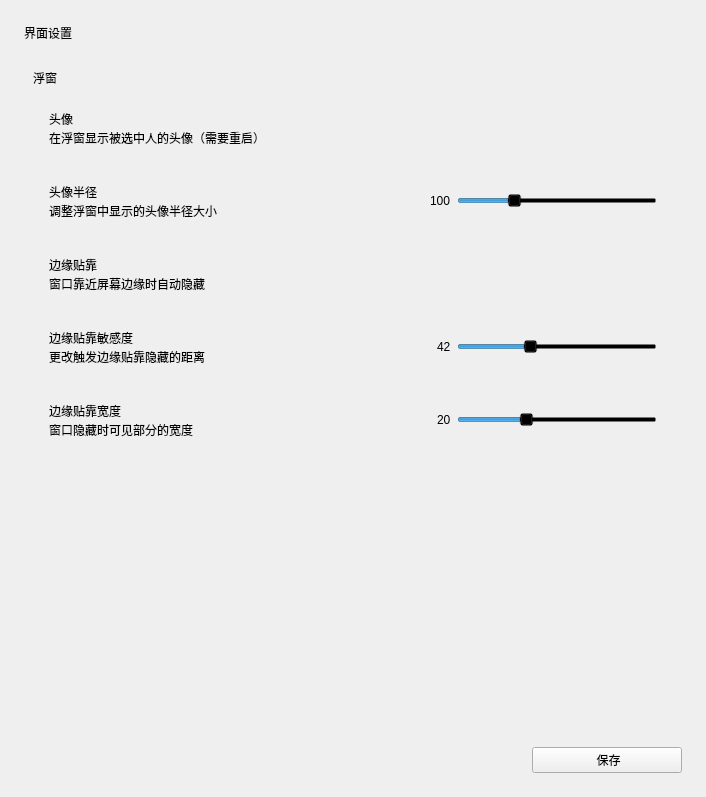
Above: ui/settings/widget.ui from windyslime/RandPicker-1 before the change. Below: the same form after it.
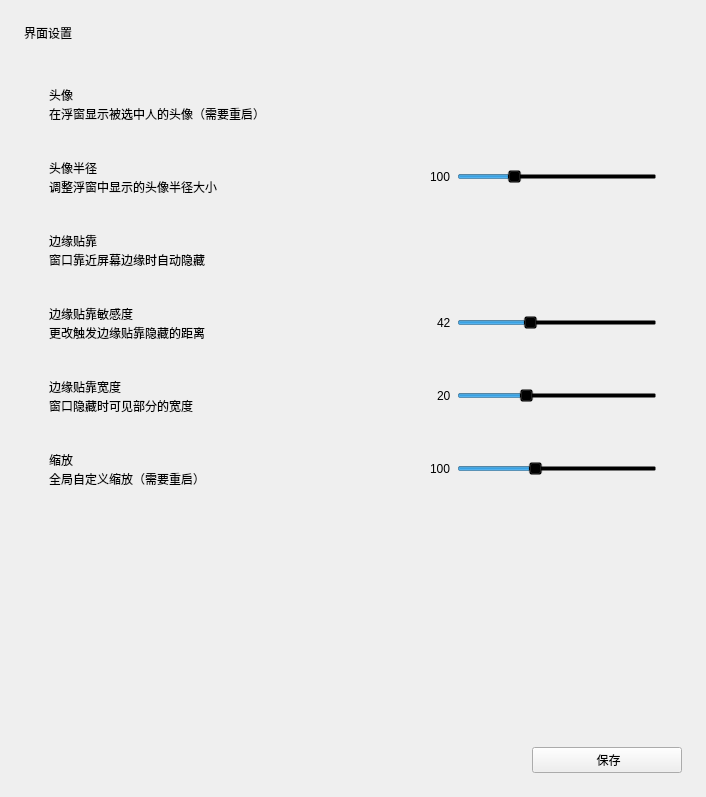
That is the form after the change. Custom widgets are drawn as their Qt base class.

Commit message: feat(settings): 调整自定义缩放

```diff
--- a/ui/settings/widget.ui
+++ b/ui/settings/widget.ui
@@ -60,13 +60,6 @@
        </rect>
       </property>
       <layout class="QVBoxLayout" name="verticalLayout_9">
-       <item>
-        <widget class="SubtitleLabel" name="SubtitleLabel">
-         <property name="text">
-          <string>浮窗</string>
-         </property>
-        </widget>
-       </item>
        <item>
         <layout class="QVBoxLayout" name="verticalLayout_3">
          <property name="spacing">
@@ -540,6 +533,115 @@
            </layout>
           </widget>
          </item>
+         <item>
+          <widget class="CardWidget" name="CardWidget_6">
+           <property name="minimumSize">
+            <size>
+             <width>0</width>
+             <height>70</height>
+            </size>
+           </property>
+           <layout class="QHBoxLayout" name="horizontalLayout_8">
+            <property name="leftMargin">
+             <number>16</number>
+            </property>
+            <property name="topMargin">
+             <number>16</number>
+            </property>
+            <property name="rightMargin">
+             <number>16</number>
+            </property>
+            <property name="bottomMargin">
+             <number>16</number>
+            </property>
+            <item>
+             <layout class="QVBoxLayout" name="verticalLayout_11">
+              <property name="spacing">
+               <number>0</number>
+              </property>
+              <item>
+               <widget class="StrongBodyLabel" name="StrongBodyLabel_8">
+                <property name="text">
+                 <string>缩放</string>
+                </property>
+               </widget>
+              </item>
+              <item>
+               <widget class="CaptionLabel" name="CaptionLabel_8">
+                <property name="text">
+                 <string>全局自定义缩放（需要重启）</string>
+                </property>
+                <property name="wordWrap">
+                 <bool>true</bool>
+                </property>
+                <property name="lightColor" stdset="0">
+                 <color alpha="150">
+                  <red>0</red>
+                  <green>0</green>
+                  <blue>0</blue>
+                 </color>
+                </property>
+                <property name="darkColor" stdset="0">
+                 <color alpha="200">
+                  <red>255</red>
+                  <green>255</green>
+                  <blue>255</blue>
+                 </color>
+                </property>
+               </widget>
+              </item>
+             </layout>
+            </item>
+            <item alignment="Qt::AlignRight">
+             <widget class="BodyLabel" name="scale_label">
+              <property name="maximumSize">
+               <size>
+                <width>40</width>
+                <height>16777215</height>
+               </size>
+              </property>
+              <property name="text">
+               <string>100</string>
+              </property>
+             </widget>
+            </item>
+            <item>
+             <widget class="Slider" name="scale">
+              <property name="sizePolicy">
+               <sizepolicy hsizetype="Expanding" vsizetype="Fixed">
+                <horstretch>0</horstretch>
+                <verstretch>0</verstretch>
+               </sizepolicy>
+              </property>
+              <property name="minimumSize">
+               <size>
+                <width>100</width>
+                <height>0</height>
+               </size>
+              </property>
+              <property name="maximumSize">
+               <size>
+                <width>200</width>
+                <height>16777215</height>
+               </size>
+              </property>
+              <property name="minimum">
+               <number>50</number>
+              </property>
+              <property name="maximum">
+               <number>180</number>
+              </property>
+              <property name="value">
+               <number>100</number>
+              </property>
+              <property name="orientation">
+               <enum>Qt::Horizontal</enum>
+              </property>
+             </widget>
+            </item>
+           </layout>
+          </widget>
+         </item>
         </layout>
        </item>
        <item>
@@ -608,11 +710,6 @@
    <extends>QCheckBox</extends>
    <header>qfluentwidgets</header>
   </customwidget>
-  <customwidget>
-   <class>SubtitleLabel</class>
-   <extends>QLabel</extends>
-   <header>qfluentwidgets</header>
-  </customwidget>
   <customwidget>
    <class>Slider</class>
    <extends>QSlider</extends>
```
The commit also changes 5 other files.
